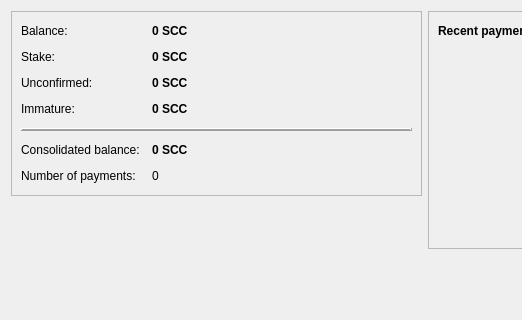
Above: src/qt/forms/overviewpage.ui from aigon1989/SuissCoin-Classic before the change; both pictures show x 0 to 522 and y 0 to 320 of the 850 by 475 pixel window. Below: the same form after it.
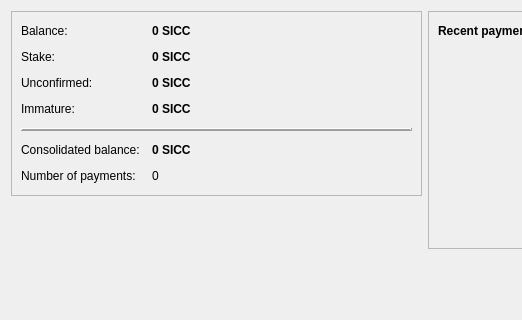
That is the form after the change. Icons and pictures are not drawn.

Commit message: Rename Ticker from SCC to SICC

```diff
--- a/src/qt/forms/overviewpage.ui
+++ b/src/qt/forms/overviewpage.ui
@@ -64,7 +64,7 @@
              <string>Your available balance</string>
             </property>
             <property name="text">
-             <string notr="true">0 SCC</string>
+             <string notr="true">0 SICC</string>
             </property>
             <property name="textInteractionFlags">
              <set>Qt::LinksAccessibleByMouse|Qt::TextSelectableByKeyboard|Qt::TextSelectableByMouse</set>
@@ -93,7 +93,7 @@
              <string>Total of coins out of the current balance impermanently due to a profit generated recently</string>
             </property>
             <property name="text">
-             <string notr="true">0 SCC</string>
+             <string notr="true">0 SICC</string>
             </property>
             <property name="textInteractionFlags">
              <set>Qt::LinksAccessibleByMouse|Qt::TextSelectableByKeyboard|Qt::TextSelectableByMouse</set>
@@ -122,7 +122,7 @@
              <string>Total of coins not yet confirmed and count pending toward the current balance</string>
             </property>
             <property name="text">
-             <string notr="true">0 SCC</string>
+             <string notr="true">0 SICC</string>
             </property>
             <property name="textInteractionFlags">
              <set>Qt::LinksAccessibleByMouse|Qt::TextSelectableByKeyboard|Qt::TextSelectableByMouse</set>
@@ -148,7 +148,7 @@
              <string>Mined balance not yet matured</string>
             </property>
             <property name="text">
-             <string notr="true">0 SCC</string>
+             <string notr="true">0 SICC</string>
             </property>
             <property name="textInteractionFlags">
              <set>Qt::LinksAccessibleByMouse|Qt::TextSelectableByKeyboard|Qt::TextSelectableByMouse</set>
@@ -193,7 +193,7 @@
              <string>Consolidated (total) balance of all the accounts above</string>
             </property>
             <property name="text">
-             <string notr="true">0 SCC</string>
+             <string notr="true">0 SICC</string>
             </property>
             <property name="textInteractionFlags">
              <set>Qt::LinksAccessibleByMouse|Qt::TextSelectableByKeyboard|Qt::TextSelectableByMouse</set>
```
The commit also changes 106 other files.
